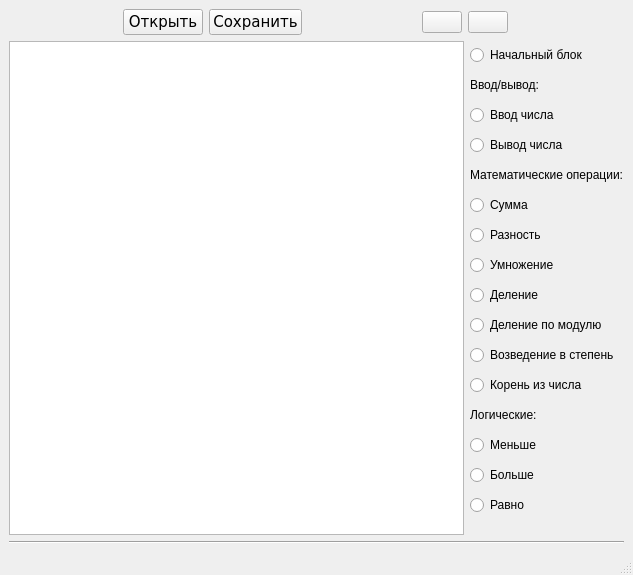
Old version of the form mainwindow.ui in the repository kera0106/visual_development_environment.
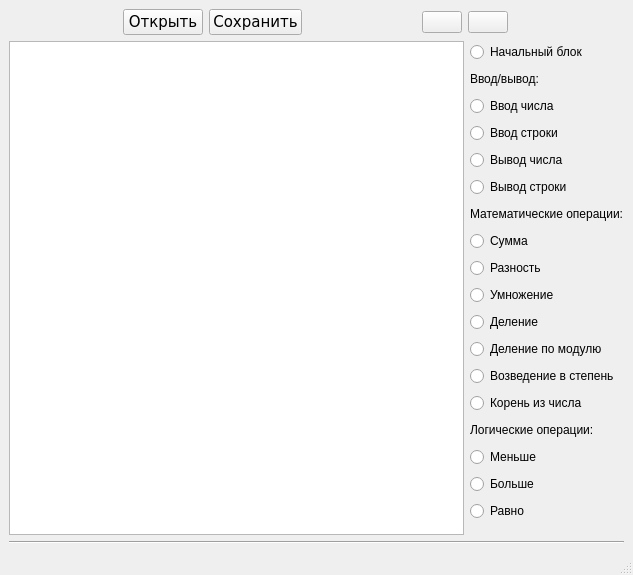
New version of the form. Icons and pictures are not drawn.

Commit message: add string input/output

The edit to the form file:
```diff
--- a/mainwindow.ui
+++ b/mainwindow.ui
@@ -141,7 +141,7 @@
        <widget class="QGraphicsView" name="canvas"/>
       </item>
       <item>
-       <layout class="QVBoxLayout" name="blockListView" stretch="1,0,1,0,0,1,0,0,0,0,0,0,0,0,0,0">
+       <layout class="QVBoxLayout" name="blockListView" stretch="1,0,1,0,0,0,0,1,0,0,0,0,0,0,0,0,0,0">
         <item>
          <widget class="QRadioButton" name="start">
           <property name="text">
@@ -169,6 +169,13 @@
           </property>
          </widget>
         </item>
+        <item>
+         <widget class="QRadioButton" name="inputString">
+          <property name="text">
+           <string>Ввод строки</string>
+          </property>
+         </widget>
+        </item>
         <item>
          <widget class="QRadioButton" name="output">
           <property name="text">
@@ -176,6 +183,13 @@
           </property>
          </widget>
         </item>
+        <item>
+         <widget class="QRadioButton" name="outputString">
+          <property name="text">
+           <string>Вывод строки</string>
+          </property>
+         </widget>
+        </item>
         <item>
          <widget class="QLabel" name="label_2">
           <property name="maximumSize">
@@ -247,7 +261,7 @@
            </size>
           </property>
           <property name="text">
-           <string>Логические:</string>
+           <string>Логические операции:</string>
           </property>
          </widget>
         </item>
```
The commit also changes 6 other files.
